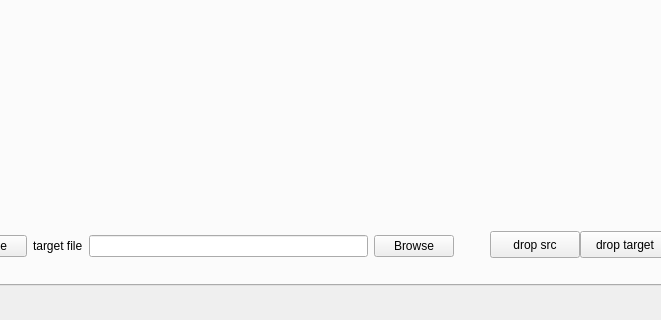
Above: qt_gl/view/applform.ui from dem42/exp_tran before the change; both pictures show x 422 to 1083 and y 384 to 704 of the 1210 by 704 pixel window. Below: the same form after it.
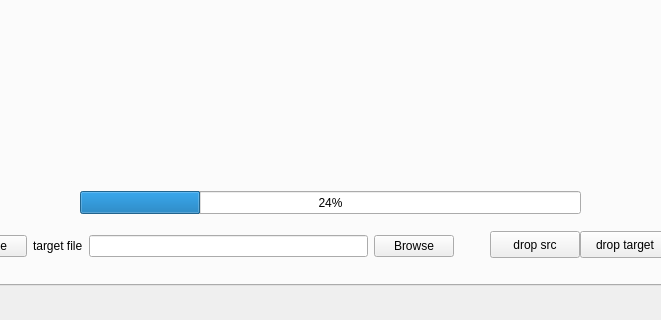
That is the form after the change. The open tabs and pages were chosen to show the change.

```diff
--- a/qt_gl/view/applform.ui
+++ b/qt_gl/view/applform.ui
@@ -558,6 +558,19 @@
        <string>drop src</string>
       </property>
      </widget>
+     <widget class="QProgressBar" name="transferTabProgressBar">
+      <property name="geometry">
+       <rect>
+        <x>490</x>
+        <y>520</y>
+        <width>501</width>
+        <height>23</height>
+       </rect>
+      </property>
+      <property name="value">
+       <number>24</number>
+      </property>
+     </widget>
     </widget>
    </widget>
   </widget>
```
Left out of the diff: 15 changed lines with no effect on the pictures.
